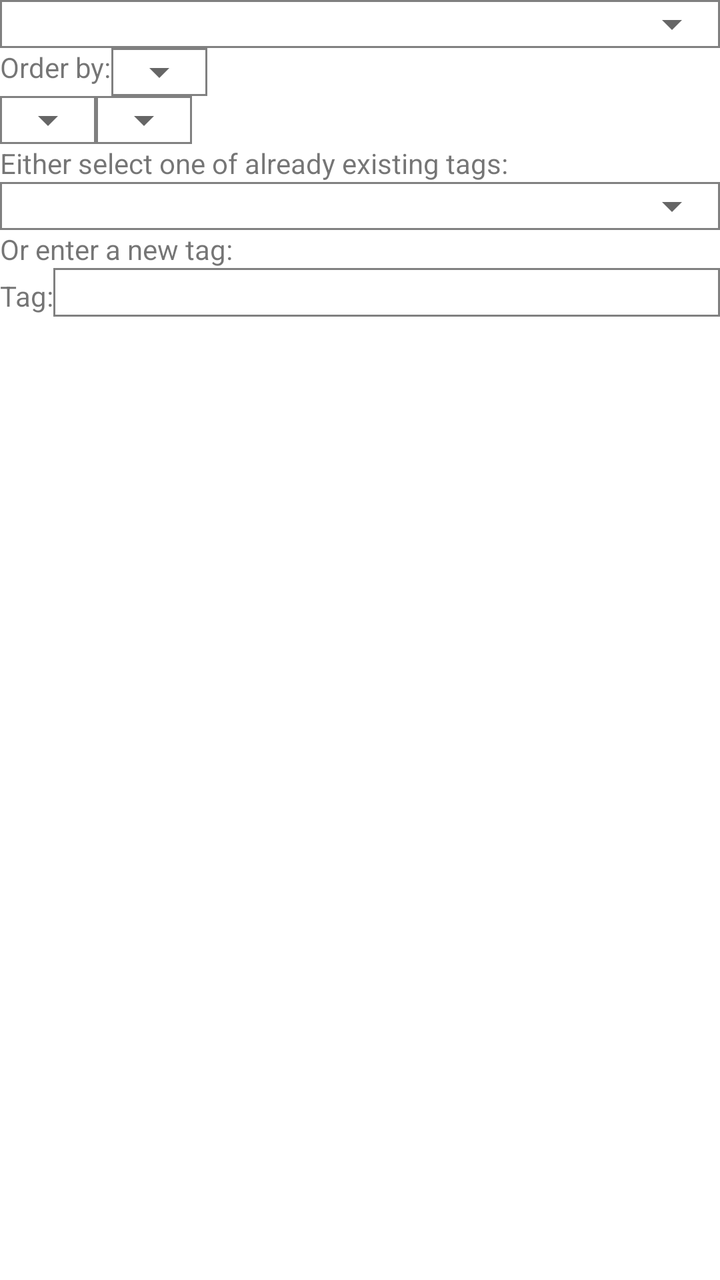
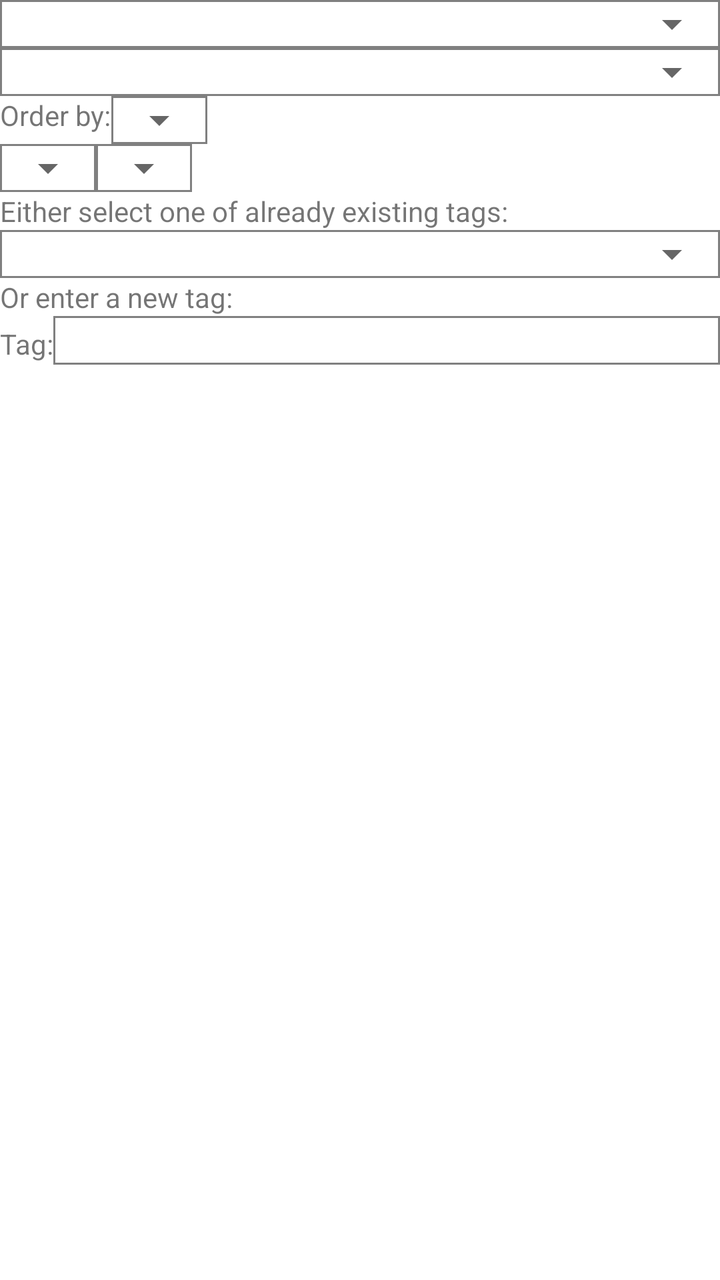

Screens rendered from an Android XML layout before and after an edit, with the pre-edit source and the edit as a unified diff.
<!-- AndroidManifest.xml: application theme Theme.WordQuiz -->
<!-- res/layout/filter.xml -->
<?xml version="1.0" encoding="utf-8"?>
<LinearLayout xmlns:android="http://schemas.android.com/apk/res/android"
    android:orientation="vertical"
    android:layout_width="match_parent"
    android:layout_height="match_parent">
    <FrameLayout
        android:layout_width="match_parent"
        android:layout_height="wrap_content"
        android:background="@drawable/rectangle">
        <Spinner
            android:id="@+id/spinner6"
            android:layout_width="match_parent"
            android:layout_height="wrap_content" />
    </FrameLayout>
    <LinearLayout
        android:orientation="horizontal"
        android:layout_width="match_parent"
        android:layout_height="wrap_content">
        <TextView
            android:layout_width="wrap_content"
            android:layout_height="wrap_content"
            android:text="Order by:"
            android:id="@+id/textview82">
        </TextView>
        <FrameLayout
            android:layout_width="wrap_content"
            android:layout_height="wrap_content"
            android:background="@drawable/rectangle">
            <Spinner
                android:id="@+id/spinner25"
                android:layout_width="wrap_content"
                android:layout_height="wrap_content" />
        </FrameLayout>
    </LinearLayout>
    <LinearLayout
        android:orientation="horizontal"
        android:layout_width="match_parent"
        android:layout_height="wrap_content">
        <FrameLayout
            android:layout_width="wrap_content"
            android:layout_height="wrap_content"
            android:background="@drawable/rectangle">
            <Spinner
                android:id="@+id/spinner26"
                android:layout_width="wrap_content"
                android:layout_height="wrap_content" />
        </FrameLayout>
        <FrameLayout
            android:layout_width="wrap_content"
            android:layout_height="wrap_content"
            android:background="@drawable/rectangle">
            <Spinner
                android:id="@+id/spinner27"
                android:layout_width="wrap_content"
                android:layout_height="wrap_content" />
        </FrameLayout>
    </LinearLayout>
    <LinearLayout
        android:orientation="vertical"
        android:layout_width="match_parent"
        android:layout_height="wrap_content">
        <TextView
            android:layout_width="wrap_content"
            android:layout_height="wrap_content"
            android:text="Either select one of already existing tags:"
            android:id="@+id/textview15">
        </TextView>
        <FrameLayout
            android:layout_width="match_parent"
            android:layout_height="wrap_content"
            android:background="@drawable/rectangle">
            <Spinner
                android:id="@+id/spinner1"
                android:layout_width="match_parent"
                android:layout_height="wrap_content" />
        </FrameLayout>
        <TextView
            android:layout_width="wrap_content"
            android:layout_height="wrap_content"
            android:text="Or enter a new tag:"
            android:id="@+id/textview16">
        </TextView>
    </LinearLayout>
    <LinearLayout
        android:orientation="horizontal"
        android:layout_width="match_parent"
        android:layout_height="match_parent">
        <TextView
            android:layout_width="wrap_content"
            android:layout_height="wrap_content"
            android:text="Tag:"
            android:id="@+id/textview11">
        </TextView>
        <EditText
            android:id="@+id/edittext6"
            android:layout_width="match_parent"
            android:layout_height="wrap_content"
            android:background="@drawable/rectangle">
        </EditText>
    </LinearLayout>
    <FrameLayout
        android:layout_width="match_parent"
        android:layout_height="wrap_content"
        android:background="@drawable/rectangle">
        <Spinner
            android:id="@+id/spinner8"
            android:layout_width="match_parent"
            android:layout_height="wrap_content" />
    </FrameLayout>
    <TextView
        android:layout_width="wrap_content"
        android:layout_height="wrap_content"
        android:text="Word length:"
        android:id="@+id/textview12">
    </TextView>
    <EditText
        android:id="@+id/edittext7"
        android:inputType="number"
        android:layout_width="match_parent"
        android:layout_height="wrap_content"
        android:background="@drawable/rectangle">
    </EditText>
</LinearLayout>
<!-- resources referenced by this layout -->
<resources>
  <!-- drawable rectangle (drawable) -->
  <?xml version="1.0" encoding="utf-8"?>
  <shape xmlns:android="http://schemas.android.com/apk/res/android">
      <stroke
          android:width="1dp"
          android:color="@color/gray"/>
  </shape>
  <style name="Theme.WordQuiz" parent="Theme.MaterialComponents.DayNight.NoActionBar">
          
          <item name="colorPrimary">@color/purple_500</item>
          <item name="colorPrimaryVariant">@color/purple_700</item>
          <item name="colorOnPrimary">@color/white</item>
          
          <item name="colorSecondary">@color/teal_200</item>
          <item name="colorSecondaryVariant">@color/teal_700</item>
          <item name="colorOnSecondary">@color/black</item>
          
          <item name="android:statusBarColor" tools:targetApi="l">?attr/colorPrimaryVariant</item>
          
      </style>
  <color name="gray">#FF808080</color>
  <color name="purple_500">#FF6200EE</color>
  <color name="purple_700">#FF3700B3</color>
  <color name="white">#FFFFFFFF</color>
  <color name="teal_200">#FF03DAC5</color>
  <color name="teal_700">#FF018786</color>
  <color name="black">#FF000000</color>
</resources>

<!-- the commit's change to res/layout/filter.xml (unified diff, before → after) -->
@@ -3,6 +3,15 @@
     android:orientation="vertical"
     android:layout_width="match_parent"
     android:layout_height="match_parent">
+    <FrameLayout
+        android:layout_width="match_parent"
+        android:layout_height="wrap_content"
+        android:background="@drawable/rectangle">
+        <Spinner
+            android:id="@+id/spinner35"
+            android:layout_width="match_parent"
+            android:layout_height="wrap_content" />
+    </FrameLayout>
     <FrameLayout
         android:layout_width="match_parent"
         android:layout_height="wrap_content"
